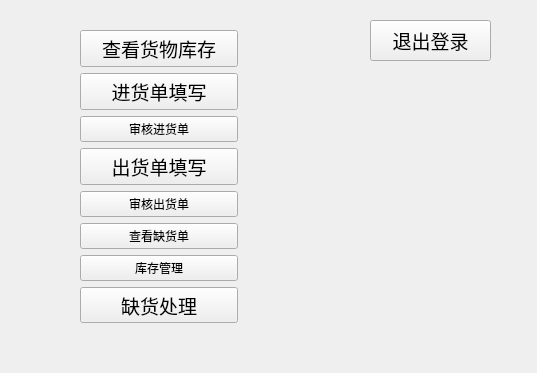
MiChuan/QTproject, file StorageManagement/login.ui: the form before one commit.
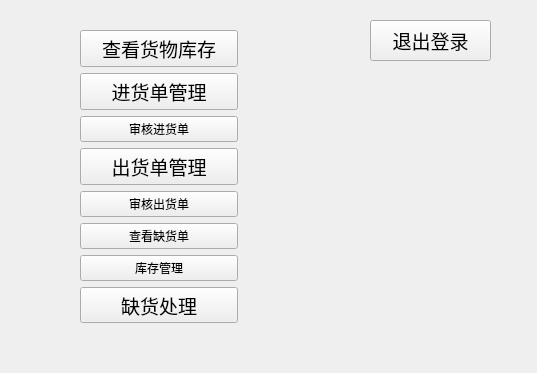
The form after the commit.

Diff of the .ui file:
```diff
--- a/StorageManagement/login.ui
+++ b/StorageManagement/login.ui
@@ -79,7 +79,7 @@
        </font>
       </property>
       <property name="text">
-       <string>进货单填写</string>
+       <string>进货单管理</string>
       </property>
      </widget>
     </item>
@@ -98,7 +98,7 @@
        </font>
       </property>
       <property name="text">
-       <string>出货单填写</string>
+       <string>出货单管理</string>
       </property>
      </widget>
     </item>
```
